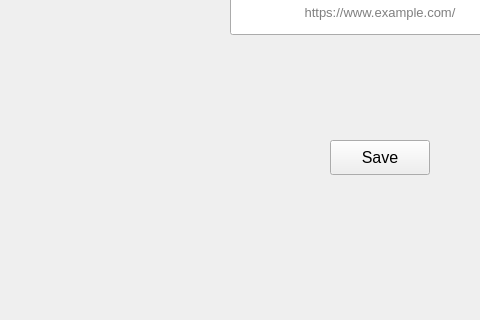
The window that src/logic/schedule/schedule_menu.ui (DVergaraM/Self1) describes before a commit, drawn with Qt 5; both pictures show x 0 to 480 and y 360 to 680 of the 760 by 680 pixel window.
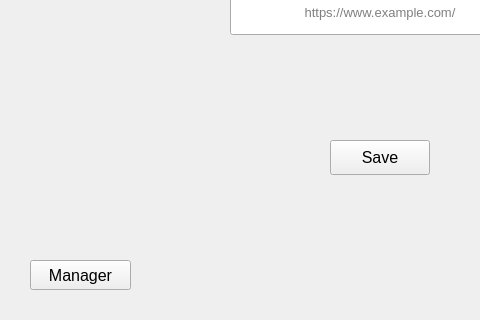
The same window after the commit.

Commit message: Add Delete Task Menu to ScheduleMenu

```diff
--- a/src/logic/schedule/schedule_menu.ui
+++ b/src/logic/schedule/schedule_menu.ui
@@ -145,7 +145,25 @@
                 <string>Exit</string>
             </property>
         </widget>
-    </widget>
-    <resources />
-    <connections />
+  <widget class="QPushButton" name="delete_menu_button">
+   <property name="geometry">
+    <rect>
+     <x>30</x>
+     <y>620</y>
+     <width>101</width>
+     <height>30</height>
+    </rect>
+   </property>
+   <property name="font">
+    <font>
+     <pointsize>12</pointsize>
+    </font>
+   </property>
+   <property name="text">
+    <string>Manager</string>
+   </property>
+  </widget>
+ </widget>
+ <resources/>
+ <connections/>
 </ui>
```
Left out of the diff: 8 changed lines with no effect on the pictures. Lines whose indentation alone changed are shown as unchanged. The commit also changes 7 other files.
